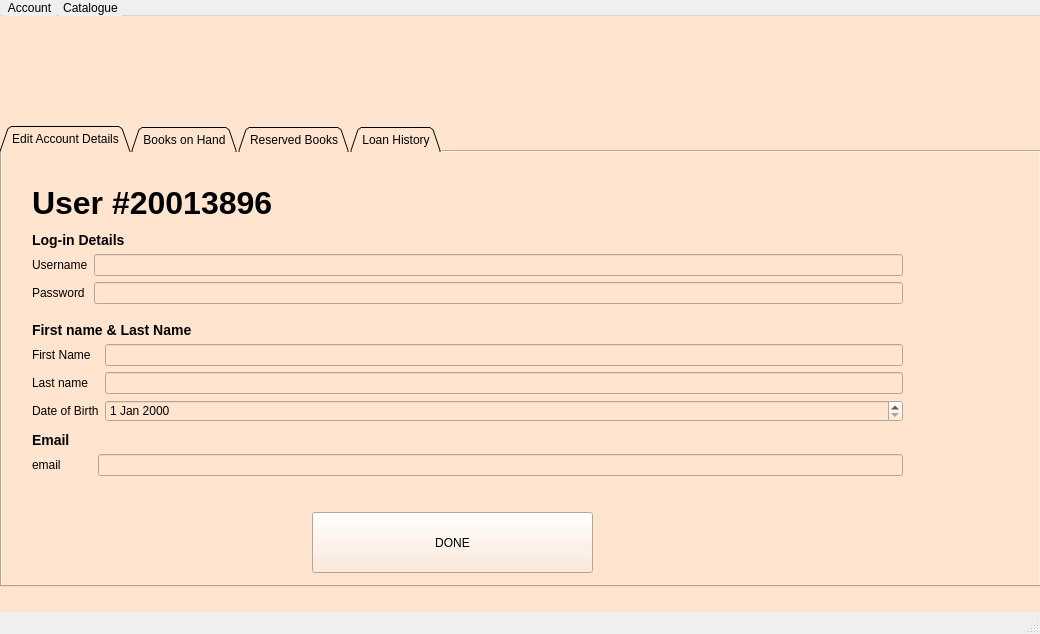
janelle-lr/CS106LibraryInformationSystem, file LibraryInformationSystem/memberaccountview.ui: the form before one commit.
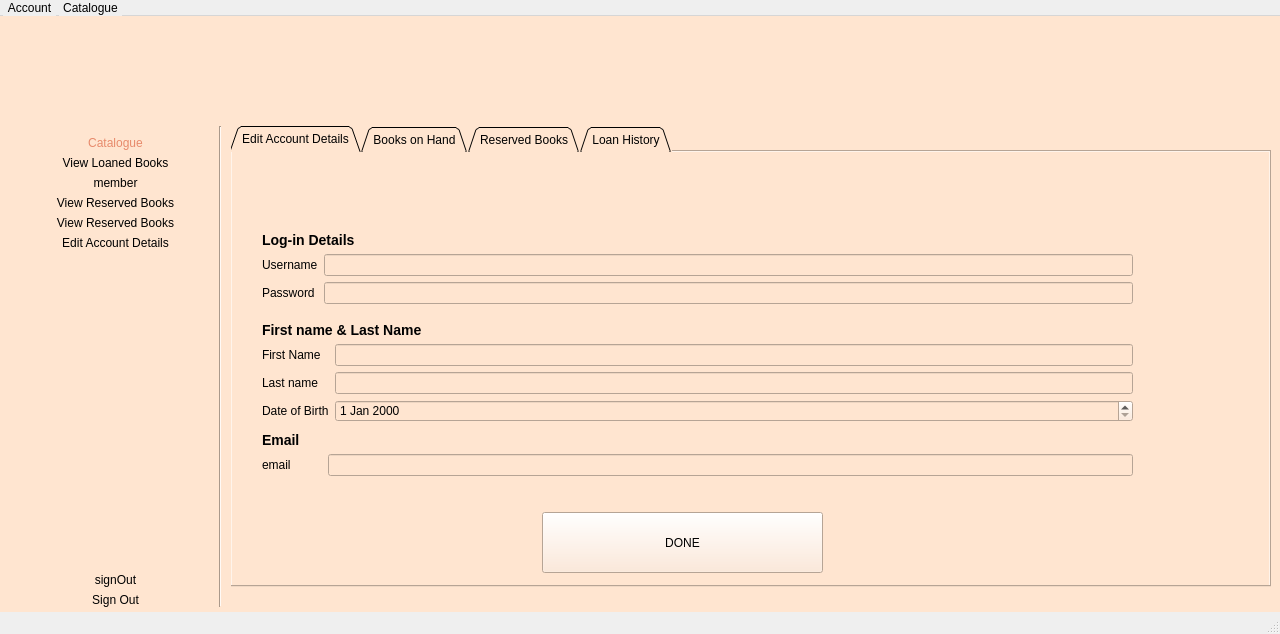
The form after the commit. Icons and pictures are not drawn.

Patch:
```diff
--- a/LibraryInformationSystem/memberaccountview.ui
+++ b/LibraryInformationSystem/memberaccountview.ui
@@ -6,7 +6,7 @@
    <rect>
     <x>0</x>
     <y>0</y>
-    <width>1040</width>
+    <width>1280</width>
     <height>634</height>
    </rect>
   </property>
@@ -40,26 +40,10 @@
 	background: #FFE5D0;
 }</string>
    </property>
-   <widget class="QLabel" name="logoImage">
-    <property name="geometry">
-     <rect>
-      <x>30</x>
-      <y>20</y>
-      <width>441</width>
-      <height>61</height>
-     </rect>
-    </property>
-    <property name="text">
-     <string/>
-    </property>
-    <property name="pixmap">
-     <pixmap resource="resources.qrc">:/resources/images/bblLogo.png</pixmap>
-    </property>
-   </widget>
    <widget class="QTabWidget" name="tabWidget">
     <property name="geometry">
      <rect>
-      <x>0</x>
+      <x>230</x>
       <y>110</y>
       <width>1041</width>
       <height>461</height>
@@ -75,25 +59,6 @@
      <attribute name="title">
       <string>Edit Account Details</string>
      </attribute>
-     <widget class="QLabel" name="label">
-      <property name="geometry">
-       <rect>
-        <x>30</x>
-        <y>20</y>
-        <width>601</width>
-        <height>61</height>
-       </rect>
-      </property>
-      <property name="styleSheet">
-       <string notr="true">QLabel{
-	font-weight: bold;
-	font-size: 32px;
-}</string>
-      </property>
-      <property name="text">
-       <string>User #20013896</string>
-      </property>
-     </widget>
      <widget class="QWidget" name="verticalLayoutWidget">
       <property name="geometry">
        <rect>
@@ -983,13 +948,185 @@
      </widget>
     </widget>
    </widget>
+   <widget class="QWidget" name="layoutWidget">
+    <property name="geometry">
+     <rect>
+      <x>20</x>
+      <y>120</y>
+      <width>191</width>
+      <height>471</height>
+     </rect>
+    </property>
+    <layout class="QVBoxLayout" name="verticalLayout_10">
+     <item>
+      <widget class="QLabel" name="catalogueIcon_2">
+       <property name="styleSheet">
+        <string notr="true">QLabel{
+	color: rgb(231, 138, 107);
+}</string>
+       </property>
+       <property name="text">
+        <string>Catalogue</string>
+       </property>
+       <property name="alignment">
+        <set>Qt::AlignCenter</set>
+       </property>
+      </widget>
+     </item>
+     <item>
+      <widget class="QPushButton" name="LoanedBooksBtn">
+       <property name="styleSheet">
+        <string notr="true">QPushButton{
+	border-radius:15px;
+	font: 14px &quot;Montserrat&quot;;
+}
+
+QPushButton:hover {
+	text-decoration: underline;
+}</string>
+       </property>
+       <property name="text">
+        <string>View Loaned Books</string>
+       </property>
+      </widget>
+     </item>
+     <item>
+      <widget class="QLabel" name="memberIcon_2">
+       <property name="text">
+        <string>member</string>
+       </property>
+       <property name="alignment">
+        <set>Qt::AlignCenter</set>
+       </property>
+      </widget>
+     </item>
+     <item>
+      <widget class="QPushButton" name="reservedBooksBtn">
+       <property name="styleSheet">
+        <string notr="true">QPushButton{
+	border-radius:15px;
+	font: 14px &quot;Montserrat&quot;;
+}
+
+QPushButton:hover {
+	text-decoration: underline;
+}</string>
+       </property>
+       <property name="text">
+        <string>View Reserved Books</string>
+       </property>
+      </widget>
+     </item>
+     <item>
+      <widget class="QLabel" name="accountIcon_2">
+       <property name="text">
+        <string>View Reserved Books</string>
+       </property>
+       <property name="alignment">
+        <set>Qt::AlignCenter</set>
+       </property>
+      </widget>
+     </item>
+     <item>
+      <widget class="QPushButton" name="accountBtn_2">
+       <property name="styleSheet">
+        <string notr="true">QPushButton{
+	border-radius:15px;
+	font: 14px &quot;Montserrat&quot;;
+}
+
+QPushButton:hover {
+	text-decoration: underline;
+}</string>
+       </property>
+       <property name="text">
+        <string>Edit Account Details</string>
+       </property>
+      </widget>
+     </item>
+     <item>
+      <spacer name="verticalSpacer_3">
+       <property name="orientation">
+        <enum>Qt::Vertical</enum>
+       </property>
+       <property name="sizeHint" stdset="0">
+        <size>
+         <width>20</width>
+         <height>40</height>
+        </size>
+       </property>
+      </spacer>
+     </item>
+     <item>
+      <widget class="QLabel" name="signoutIcon_2">
+       <property name="text">
+        <string>signOut</string>
+       </property>
+       <property name="alignment">
+        <set>Qt::AlignCenter</set>
+       </property>
+      </widget>
+     </item>
+     <item>
+      <widget class="QPushButton" name="signoutBtn_2">
+       <property name="styleSheet">
+        <string notr="true">QPushButton{
+	border-radius:15px;
+	font: 14px &quot;Montserrat&quot;;
+}
+
+QPushButton:hover {
+	text-decoration: underline;
+}</string>
+       </property>
+       <property name="text">
+        <string>Sign Out</string>
+       </property>
+      </widget>
+     </item>
+    </layout>
+   </widget>
+   <widget class="Line" name="line">
+    <property name="geometry">
+     <rect>
+      <x>210</x>
+      <y>110</y>
+      <width>21</width>
+      <height>481</height>
+     </rect>
+    </property>
+    <property name="styleSheet">
+     <string notr="true">Line{
+	color:rgb(221, 46, 68);
+}</string>
+    </property>
+    <property name="orientation">
+     <enum>Qt::Vertical</enum>
+    </property>
+   </widget>
+   <widget class="QLabel" name="logoImage">
+    <property name="geometry">
+     <rect>
+      <x>10</x>
+      <y>20</y>
+      <width>221</width>
+      <height>71</height>
+     </rect>
+    </property>
+    <property name="text">
+     <string/>
+    </property>
+    <property name="pixmap">
+     <pixmap resource="resources.qrc">:/resources/images/bblLogo.png</pixmap>
+    </property>
+   </widget>
   </widget>
   <widget class="QMenuBar" name="menubar">
    <property name="geometry">
     <rect>
      <x>0</x>
      <y>0</y>
-     <width>1040</width>
+     <width>1280</width>
      <height>18</height>
     </rect>
    </property>
```
